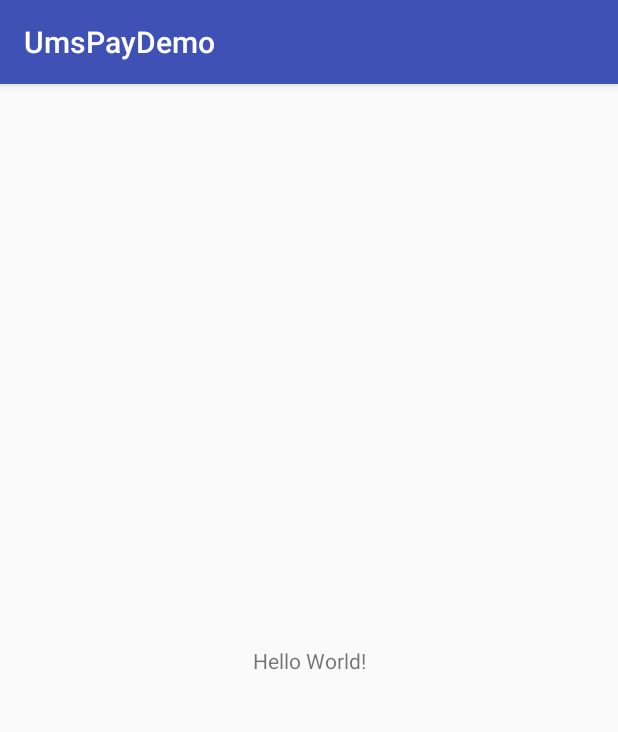
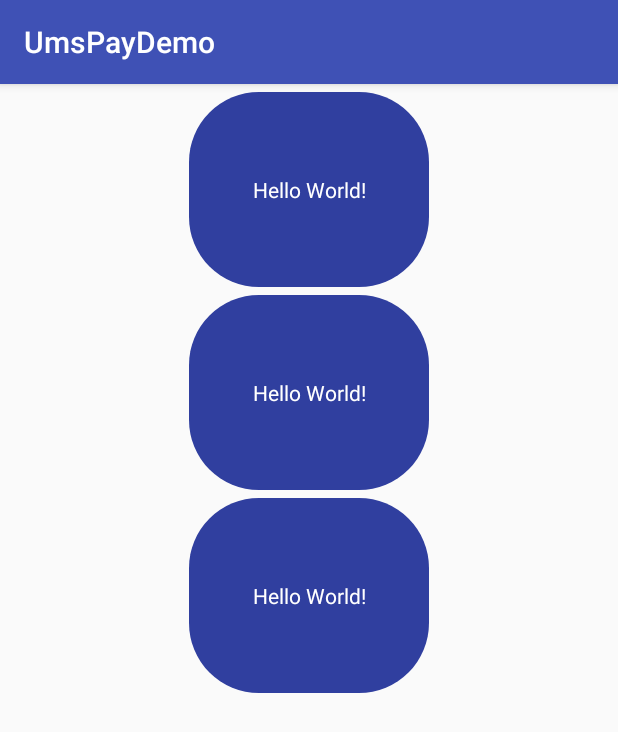
Before and after one commit to luozhimin0918/CmsGetTariDemo, an Android app: the screen it shows after launch (MainActivity), on a phone screen of 412 x 824 dp. Shown: the top 732 px of the screen. Run offline under Robolectric (Android 15) with nearby library versions, the phone set to English and light mode, and no system bars; our stand-ins replace Volley; libraries missing offline, so code that uses them is left out: com.socks.library, com.ums.upos; network calls fail; 6 statements that could not run were skipped.

Commit message:
":umsTari"3333

```diff
--- a/umsTari/build.gradle
+++ b/umsTari/build.gradle
@@ -28,4 +28,6 @@ dependencies {
     implementation project(':tariff')
     implementation files('libs/AppInteract_1.0.2_20170331.jar')
     implementation 'com.github.zhaokaiqiang.klog:library:0.0.1'
+    implementation 'com.jakewharton:butterknife:8.7.0'
+    annotationProcessor 'com.jakewharton:butterknife-compiler:8.7.0'
 }
--- a/umsTari/src/main/java/com/ums/asus/umspaydemo/MainActivity.java
+++ b/umsTari/src/main/java/com/ums/asus/umspaydemo/MainActivity.java
@@ -1,30 +1,72 @@
 package com.ums.asus.umspaydemo;
 
+import android.os.Bundle;
 import android.support.v7.app.AppCompatActivity;
-import android.os.Bundle;
+import android.widget.TextView;
+import android.widget.Toast;
 
 import com.example.yinlian.tariff.index.ApiManager;
 import com.example.yinlian.tariff.model.ReqDetailJson;
+import com.example.yinlian.tariff.model.TariffInfoRespBean;
 import com.socks.library.KLog;
 
+import java.util.List;
+
 public class MainActivity extends AppCompatActivity {
+
+    @butterknife.BindView(R.id.taocanOne)
+    TextView taocanOne;
+    @butterknife.BindView(R.id.taocanTwo)
+    TextView taocanTwo;
+    @butterknife.BindView(R.id.taocanThree)
+    TextView taocanThree;
 
     @Override
     protected void onCreate(Bundle savedInstanceState) {
         super.onCreate(savedInstanceState);
         setContentView(R.layout.activity_main);
-        ApiManager apiManager=ApiManager.getInstance(getApplicationContext());
-        ReqDetailJson reqDetailJson=new ReqDetailJson();
+        butterknife.ButterKnife.bind(this);
+        ApiManager apiManager = ApiManager.getInstance(getApplicationContext());
+        ReqDetailJson reqDetailJson = new ReqDetailJson();
         reqDetailJson.setTariffDescList("");
-        apiManager.getTariffInfo("4637b348589c493fbac91b6b5f0029f1",reqDetailJson,new ApiManager.RespCallBack() {
+        apiManager.getTariffInfo("4637b348589c493fbac91b6b5f0029f1", reqDetailJson, new ApiManager.RespCallBack() {
             @Override
             public void onResponse(String jsonRespString) {
-                KLog.json("ApiMa",jsonRespString);
+             /*  TariffInfoRespBean  tariffInfoRespBean =    JSON.parseObject(jsonRespString, TariffInfoRespBean.class);
+                if(tariffInfoRespBean!=null&&tariffInfoRespBean.getState()!=null&&tariffInfoRespBean.getState().equals("0001")){
+
+                    if(tariffInfoRespBean.getData()!=null&&tariffInfoRespBean.getData().getTariffInfoList()!=null){
+
+                        List<TariffInfoRespBean.DataBean.TariffInfoListBean> infoListBeanList = tariffInfoRespBean.getData().getTariffInfoList();
+
+                        for(int i =0;i<infoListBeanList.size();i++){
+                            String infoStr ="";
+                            TariffInfoRespBean.DataBean.TariffInfoListBean OnTari =   infoListBeanList.get(i);
+                            infoStr+=OnTari.getTariffTag()+":"+OnTari.getTariffDesc()+"\n";
+                            infoStr+="原价："+OnTari.getOriginalPrice()+"\n";
+                            infoStr+="现价："+OnTari.getPresentPrice()+"\n";
+                            infoStr+="折扣价："+OnTari.getDiscount()+"\n";
+                            infoStr+="试用期："+OnTari.getProbation()+"天\n";
+                            if(i==0){
+                                taocanOne.setText(infoStr);
+                            }else if(i==1){
+                                taocanTwo.setText(infoStr);
+                            }else if(i==2){
+                                taocanThree.setText(infoStr);
+                            }
+                        }
+                    }
+
+
+                }else{
+                    Toast.makeText(getApplicationContext(),tariffInfoRespBean.getMsg(),Toast.LENGTH_SHORT).show();
+                }*/
+                KLog.json("ApiMa", jsonRespString);
             }
         }, new ApiManager.RespErrorCallBack() {
             @Override
             public void onError(String errorStr) {
-                KLog.d("ApiMa",errorStr);
+                KLog.d("ApiMa", errorStr);
             }
         });
     }
--- /dev/null
+++ b/umsTari/src/main/res/drawable/shape_chang_btn_trai.xml
@@ -0,0 +1,6 @@
+
+
+<shape xmlns:android="http://schemas.android.com/apk/res/android" android:shape="rectangle">
+<corners android:radius="70px" ></corners>
+<solid android:color="@color/colorPrimaryDark"></solid>
+</shape>
--- a/umsTari/src/main/res/layout/activity_main.xml
+++ b/umsTari/src/main/res/layout/activity_main.xml
@@ -5,14 +5,42 @@
     android:layout_width="match_parent"
     android:layout_height="match_parent"
     tools:context=".MainActivity">
+<LinearLayout
+    android:orientation="vertical"
+    android:gravity="center_horizontal"
+    android:layout_width="match_parent"
+    android:layout_height="match_parent">
+    <TextView
+        android:id="@+id/taocanOne"
+        android:layout_width="160dp"
+        android:layout_height="130dp"
+        android:gravity="center"
+        android:text="Hello World!"
+        android:textColor="#ffffff"
+        android:layout_marginTop="5dp"
+        android:background="@drawable/shape_chang_btn_trai"
+        />
+    <TextView
+        android:id="@+id/taocanTwo"
+        android:layout_width="160dp"
+        android:layout_height="130dp"
+        android:gravity="center"
+        android:text="Hello World!"
+        android:textColor="#ffffff"
+        android:layout_marginTop="5dp"
+        android:background="@drawable/shape_chang_btn_trai"
+        />
+    <TextView
+        android:id="@+id/taocanThree"
+        android:layout_width="160dp"
+        android:layout_height="130dp"
+        android:gravity="center"
+        android:text="Hello World!"
+        android:textColor="#ffffff"
+        android:layout_marginTop="5dp"
+        android:background="@drawable/shape_chang_btn_trai"
+        />
 
-    <TextView
-        android:layout_width="wrap_content"
-        android:layout_height="wrap_content"
-        android:text="Hello World!"
-        app:layout_constraintBottom_toBottomOf="parent"
-        app:layout_constraintLeft_toLeftOf="parent"
-        app:layout_constraintRight_toRightOf="parent"
-        app:layout_constraintTop_toTopOf="parent" />
+</LinearLayout>
 
 </android.support.constraint.ConstraintLayout>
```
